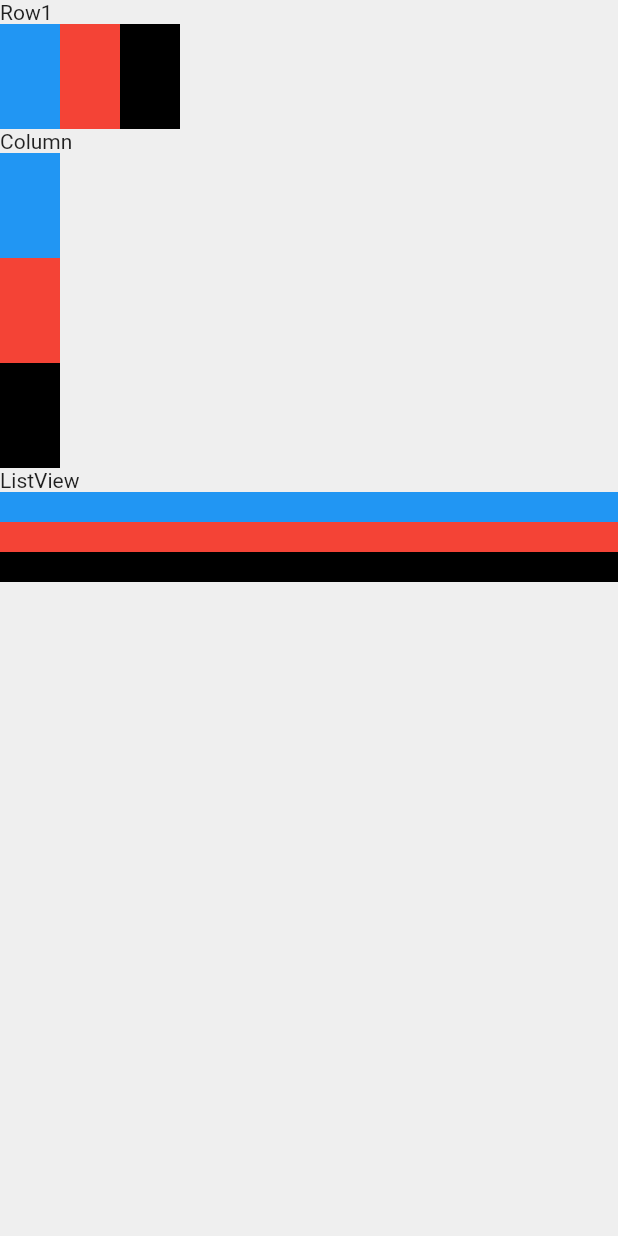
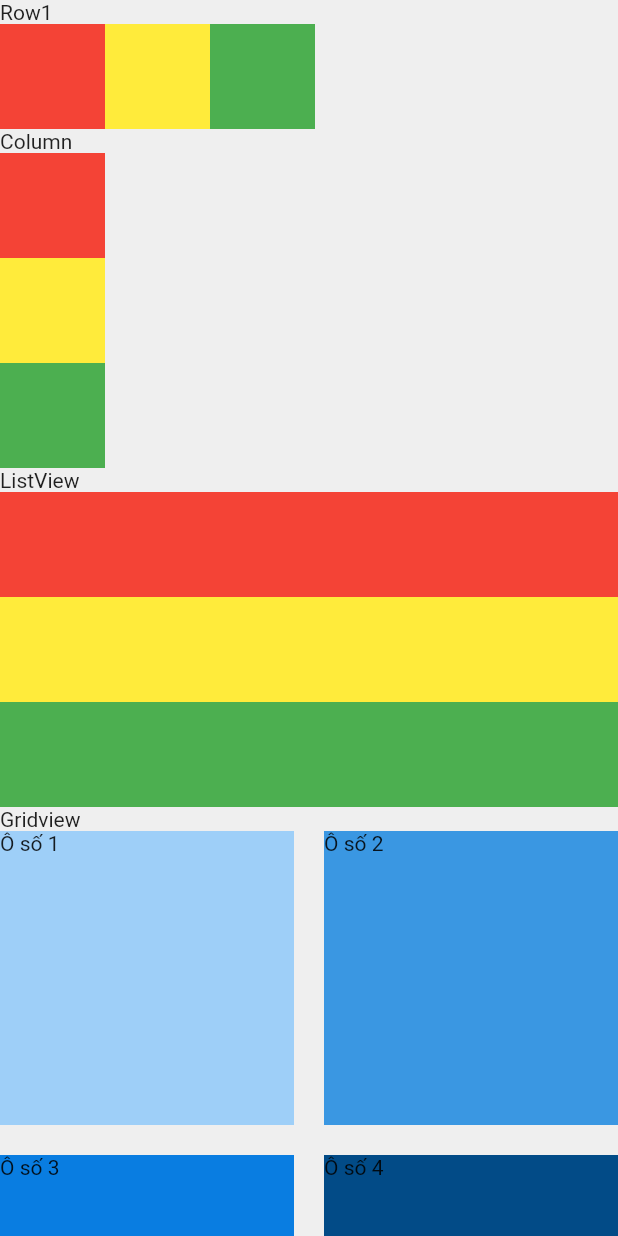
Before and after one commit to hvmq/moblie_lab01_20521802, a Flutter app: the screen it shows after launch, on a phone screen of 412 x 824 dp. Run offline on Flutter 3.47's test engine with Material 2 defaults, Android fonts, the phone set to English and light mode, and no system bars.

Commit message:
lab01 HVMQ

```diff
--- a/lib/pages/lab1.dart
+++ b/lib/pages/lab1.dart
@@ -1,6 +1,5 @@
 import 'package:flutter/material.dart';
-import 'package:flutter/src/widgets/framework.dart';
-import 'package:flutter/src/widgets/placeholder.dart';
+
 
 class Lab1 extends StatelessWidget {
   const Lab1({super.key});
@@ -10,7 +9,8 @@ class Lab1 extends StatelessWidget {
     return Scaffold(
       body: Scaffold(
         backgroundColor: Color.fromARGB(255, 239, 239, 239),
-        body: Column(
+        body: SingleChildScrollView(
+          child: Column(
             crossAxisAlignment: CrossAxisAlignment.start,
             children: [
               const Text('Row1'),
@@ -18,18 +18,18 @@ class Lab1 extends StatelessWidget {
                 children: [
                   Container(
                     height: 70,
-                  width: 40,
-                  color: Colors.blue,
-                ),
-                Container(
-                  height: 70,
-                  width: 40,
+                    width: 70,
                     color: Colors.red,
                   ),
                   Container(
                     height: 70,
-                  width: 40,
-                  color: Colors.black,
+                    width: 70,
+                    color: Colors.yellow,
+                  ),
+                  Container(
+                    height: 70,
+                    width: 70,
+                    color: Colors.green,
                   )
                 ],
               ),
@@ -38,23 +38,22 @@ class Lab1 extends StatelessWidget {
                 children: [
                   Container(
                     height: 70,
-                  width: 40,
-                  color: Colors.blue,
-                ),
-                Container(
-                  height: 70,
-                  width: 40,
+                    width: 70,
                     color: Colors.red,
                   ),
                   Container(
                     height: 70,
-                  width: 40,
-                  color: Colors.black,
+                    width: 70,
+                    color: Colors.yellow,
+                  ),
+                  Container(
+                    height: 70,
+                    width: 70,
+                    color: Colors.green,
                   )
                 ],
               ),
               const Text('ListView'),
-
               ListView.builder(
                 shrinkWrap: true,
                 scrollDirection: Axis.vertical,
@@ -62,19 +61,49 @@ class Lab1 extends StatelessWidget {
                 itemBuilder: (context, index) {
                   Color color;
                   if (index == 0) {
-                      color = Colors.blue;
+                    color = Colors.red;
                   } else if (index == 1) {
-                      color = Colors.red;
+                    color = Colors.yellow;
                   } else {
-                      color = Colors.black;
+                    color = Colors.green;
                   }
                   return Container(
-                      height: 20,
+                    height: 70,
                     color: color,
                   );
-                  }),
-
+                },
+              ),
+             const Text('Gridview'),
+            SizedBox(
+              height: 400,
+              child: GridView(
+                gridDelegate: const SliverGridDelegateWithFixedCrossAxisCount(
+                  crossAxisCount: 2,
+                  crossAxisSpacing: 20,
+                  mainAxisSpacing: 20
+                  ),
+                children: [
+                  Container(
+                      color: const Color.fromARGB(255, 158, 207, 248),
+                      child: const Text('Ô số 1'),
+                    ),
+                    Container(
+                      color: const Color.fromARGB(255, 58, 151, 226),
+                      child: const Text('Ô số 2'),
+                    ),
+                    Container(
+                      color: const Color.fromARGB(255, 9, 125, 225),
+                      child: const Text('Ô số 3'),
+                    ),
+                    Container(
+                      color: const Color.fromARGB(255, 2, 75, 135),
+                      child: const Text('Ô số 4'),
+                    )
                 ],
+              ),
+            )
+            ],
+          ),
         ),
       ),
     );
```
Lines whose indentation alone changed are shown as unchanged.
